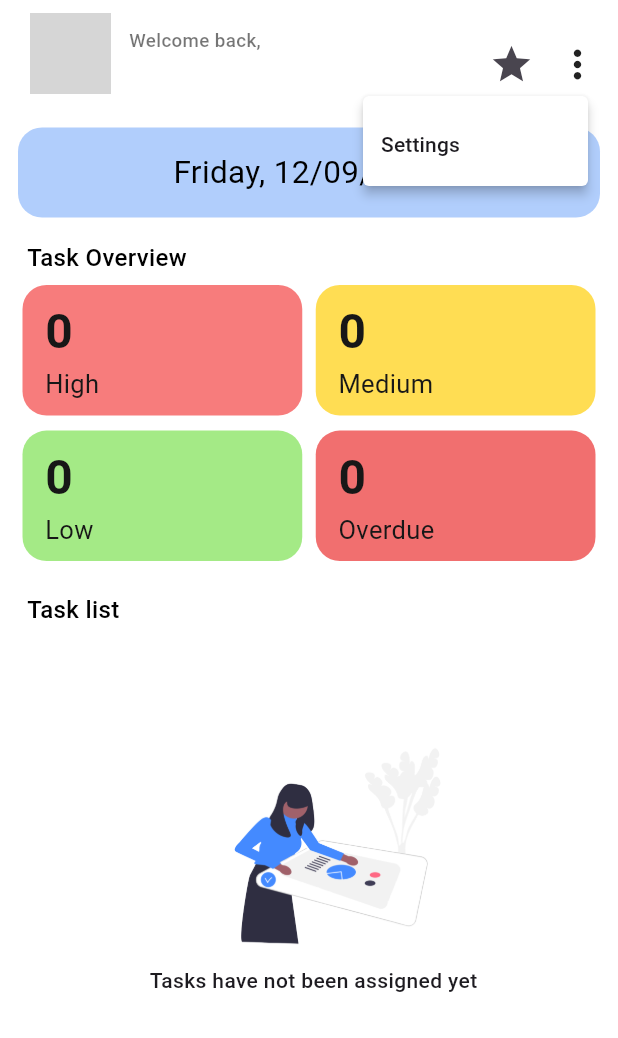
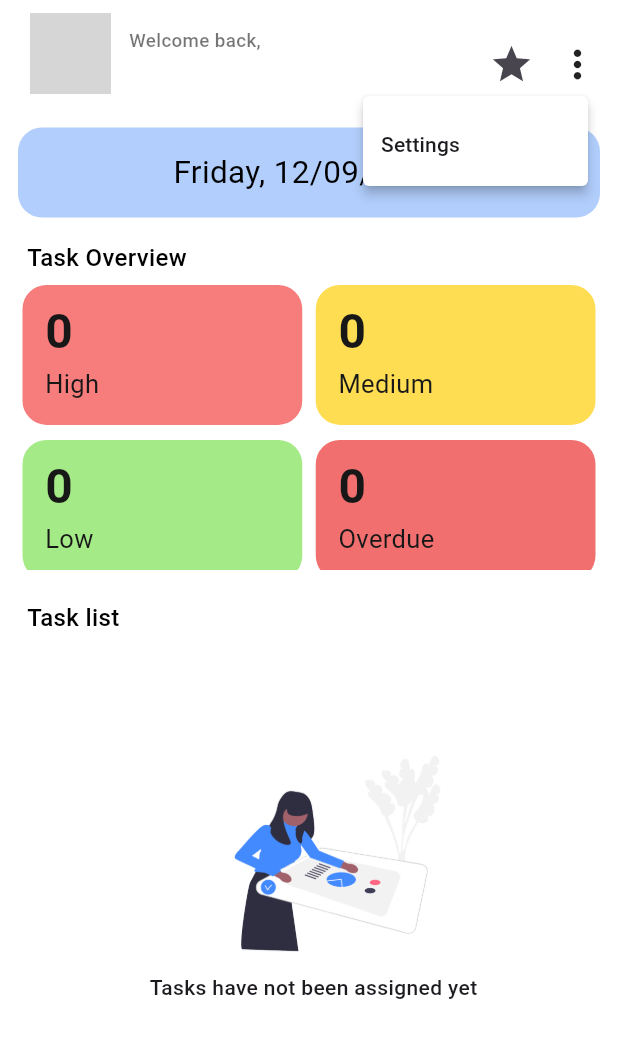
Before and after one commit to bveloper01/Pushnote, a Flutter app: the HomeScreen screen opened directly, after a tap on the "more vert" icon, on a phone screen of 412 x 824 dp. Shown: the top 1038 px of the screen. Run offline on Flutter 3.47's test engine with Material 3 defaults, Android fonts, the light colour scheme and no system bars; our stand-ins replace cached_network_image, cloud_firestore, dash_chat_2, firebase_auth, firebase_core, firebase_messaging and 9 more; missing offline and left inert: flutter_document_picker; accounts and stored records are empty; network calls fail; grey boxes are pictures that could not be loaded.

Commit message:
The Upgrade Sept-Sept 2025

```diff
--- a/lib/ai_chatbot_screen.dart
+++ b/lib/ai_chatbot_screen.dart
@@ -218,7 +218,7 @@ class _AIChatbotScreenState extends State<AIChatbotScreen> {
         if (lastMessage != null && lastMessage.user == geminiUser) {
           lastMessage = messages.removeAt(0);
           String response = event.content?.parts?.fold(
-                  "", (previous, current) => "$previous${current.text}") ??
+                  "", (previous, current) => "$previous${current}") ??
               "";
           lastMessage.text += response;
           setState(() {
@@ -226,7 +226,7 @@ class _AIChatbotScreenState extends State<AIChatbotScreen> {
           });
         } else {
           String response = event.content?.parts?.fold(
-                  "", (previous, current) => "$previous${current.text}") ??
+                  "", (previous, current) => "$previous${current}") ??
               "";
           ChatMessage message = ChatMessage(
             user: geminiUser,
--- a/lib/create_task_screen.dart
+++ b/lib/create_task_screen.dart
@@ -22,7 +22,7 @@ class _CreateTaskScreenState extends State<CreateTaskScreen> {
   var _enteredtaskname = '';
   bool linktextfiels = false;
   var _enteredtaskdetails = '';
-  var uuid = Uuid();
+  var uuid = const Uuid();
   String? _enteredlink;
   var isCreating = false;
   DateTime? chosenDate;
--- a/lib/home_screen.dart
+++ b/lib/home_screen.dart
@@ -67,7 +67,7 @@ class _HomeScreenState extends State<HomeScreen> {
     overduePriorityCount = 0;
 
     // Iterate through documents and count priorities
-    querySnapshot.docs.forEach((DocumentSnapshot document) {
+    for (var document in querySnapshot.docs) {
       Map<String, dynamic> data = document.data() as Map<String, dynamic>;
 
       // Check the priority field and update the corresponding count
@@ -88,7 +88,7 @@ class _HomeScreenState extends State<HomeScreen> {
         default:
           break;
       }
-    });
+    }
 
     // Update the state to trigger a rebuild with the updated counts
     setState(() {});
@@ -103,12 +103,12 @@ class _HomeScreenState extends State<HomeScreen> {
     overdueerCount = 0;
 
     // Iterate through documents and count priorities
-    querytwoSnapshot.docs.forEach((DocumentSnapshot document) {
+    for (var document in querytwoSnapshot.docs) {
       Map<String, dynamic> data = document.data() as Map<String, dynamic>;
 
       // Check the priority field and update the corresponding count
-      String current_status = data['current_status'];
-      switch (current_status) {
+      String currentStatus = data['current_status'];
+      switch (currentStatus) {
         case 'In Progress':
           inProgresCount++;
           break;
@@ -124,7 +124,7 @@ class _HomeScreenState extends State<HomeScreen> {
         default:
           break;
       }
-    });
+    }
 
     // Update the state to trigger a rebuild with the updated counts
     setState(() {});
@@ -422,11 +422,11 @@ class _HomeScreenState extends State<HomeScreen> {
                         ),
                       ),
                     ),
-                    Container(
+                    SizedBox(
                       // color: const Color.fromARGB(255, 224, 210, 170),
-                      height: 185,
+                      height: 200,
                       child: GridView(
-                        physics: NeverScrollableScrollPhysics(),
+                        physics: const NeverScrollableScrollPhysics(),
                         shrinkWrap: true,
                         padding: const EdgeInsets.only(
                           left: 15,
@@ -435,7 +435,7 @@ class _HomeScreenState extends State<HomeScreen> {
                         gridDelegate:
                             const SliverGridDelegateWithFixedCrossAxisCount(
                                 crossAxisCount: 2,
-                                childAspectRatio: 6 / 2.8,
+                                childAspectRatio: 6 / 3,
                                 crossAxisSpacing: 9,
                                 mainAxisSpacing: 10),
                         children: [
@@ -570,11 +570,11 @@ class _HomeScreenState extends State<HomeScreen> {
                         ),
                       ),
                     ),
-                    Container(
+                    SizedBox(
                       // color: Colors.amberAccent,
-                      height: 185,
+                      height: 190,
                       child: GridView(
-                        physics: NeverScrollableScrollPhysics(),
+                        physics: const NeverScrollableScrollPhysics(),
                         shrinkWrap: true,
                         padding: const EdgeInsets.only(
                           left: 15,
@@ -583,7 +583,7 @@ class _HomeScreenState extends State<HomeScreen> {
                         gridDelegate:
                             const SliverGridDelegateWithFixedCrossAxisCount(
                                 crossAxisCount: 2,
-                                childAspectRatio: 6 / 2.8,
+                                childAspectRatio: 6 / 3,
                                 crossAxisSpacing: 9,
                                 mainAxisSpacing: 10),
                         children: [
@@ -646,7 +646,7 @@ class _HomeScreenState extends State<HomeScreen> {
                                 top: 8, bottom: 8, left: 15, right: 8),
                             decoration: BoxDecoration(
                               borderRadius: BorderRadius.circular(16.0),
-                              color: Color.fromARGB(210, 145, 230, 108),
+                              color: const Color.fromARGB(210, 145, 230, 108),
                             ),
                             child: Column(
                               crossAxisAlignment: CrossAxisAlignment.start,
--- a/lib/main.dart
+++ b/lib/main.dart
@@ -29,8 +29,7 @@ class App extends StatelessWidget {
     return MaterialApp(
       debugShowCheckedModeBanner: false,
       title: 'FlutterChat',
-      theme: ThemeData().copyWith(
-          useMaterial3: true, scaffoldBackgroundColor: Colors.black12),
+      theme: ThemeData().copyWith(scaffoldBackgroundColor: Colors.black12),
       home: StreamBuilder(
         stream: FirebaseAuth.instance.authStateChanges(),
         builder: (ctx, authSnapshot) {
--- a/lib/navbar_sidedrawer_screen.dart
+++ b/lib/navbar_sidedrawer_screen.dart
@@ -13,9 +13,9 @@ class tabScreens extends StatefulWidget {
 class _tabScreensState extends State<tabScreens> {
   int _selectedPageIndex = 0;
   final screens = [
-    HomeScreen(),
-    GlobalChatScreen(),
-    TaskStatusListPage(),
+    const HomeScreen(),
+    const GlobalChatScreen(),
+    const TaskStatusListPage(),
   ];
 
   @override
--- a/lib/profile_screen.dart
+++ b/lib/profile_screen.dart
@@ -1,4 +1,3 @@
-import 'dart:ui';
 import 'package:cloud_firestore/cloud_firestore.dart';
 import 'package:firebase_auth/firebase_auth.dart';
 import 'package:flutter/material.dart';
--- a/lib/status_update_sreen.dart
+++ b/lib/status_update_sreen.dart
@@ -4,6 +4,8 @@ import 'package:intl/intl.dart';
 import 'package:push_drive/profile_screen.dart';
 
 class TaskStatusListPage extends StatefulWidget {
+  const TaskStatusListPage({super.key});
+
   @override
   State<TaskStatusListPage> createState() => _TaskStatusListPageState();
 }
```
Also changed, not shown: lib/task_detail_screen.dart (+23 -23 lines), pubspec.yaml (+17 -14 lines), pubspec.lock, 22 other files.
